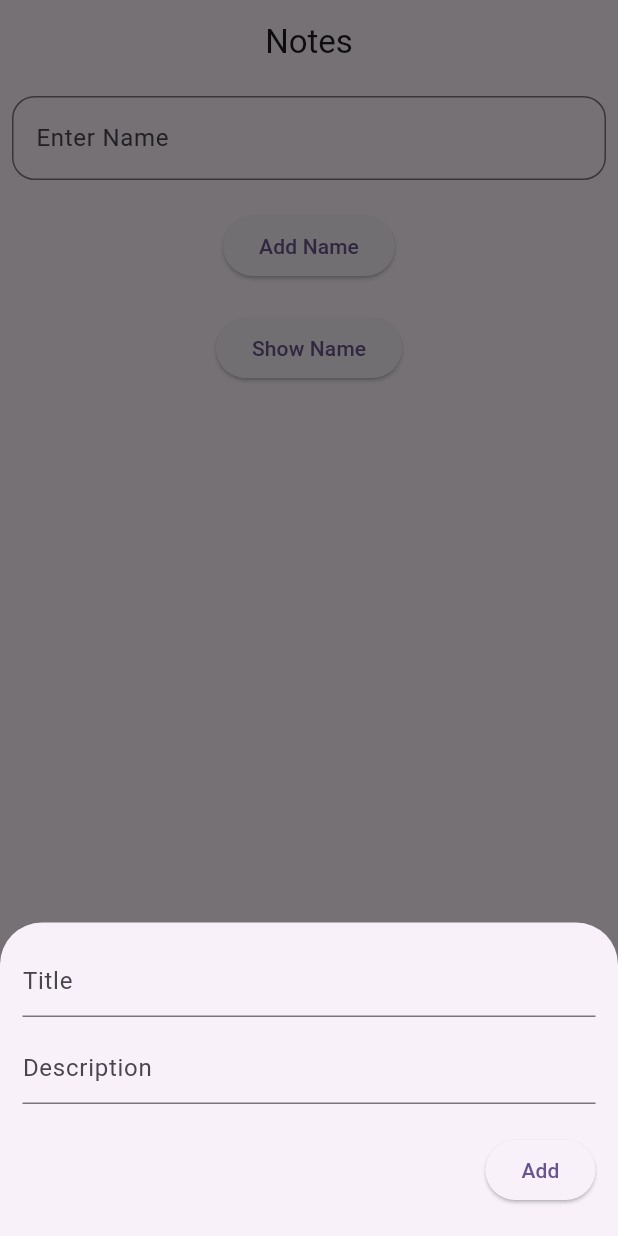
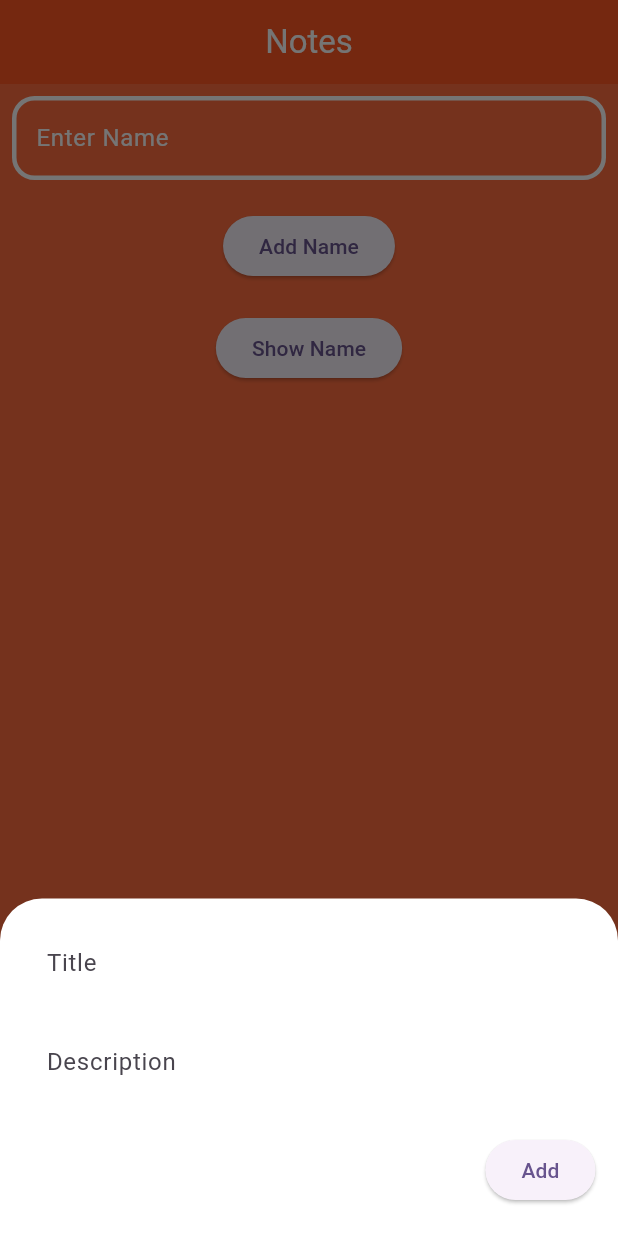
Before and after one commit to JImaruf/Hive_flutter, a Flutter app: the screen it shows after launch, after a tap on the "add" icon, on a phone screen of 412 x 824 dp. Run offline on Flutter 3.47's test engine with Material 3 defaults, Android fonts, the phone set to English and light mode, and no system bars; our stand-ins replace get, hive, hive_flutter; accounts and stored records are empty.

Commit message:
2nd commit

```diff
--- a/lib/pages/home_page.dart
+++ b/lib/pages/home_page.dart
@@ -1,3 +1,5 @@
+
+
 
 
 import 'package:flutter/material.dart';
@@ -7,11 +9,19 @@ class HomePage extends StatefulWidget {
 
    HomePage({super.key});
 
+
   @override
   State<HomePage> createState() => _HomePageState();
 }
 
 class _HomePageState extends State<HomePage> {
+  @override
+  void initState() {
+    _refreshNotes();
+    // TODO: implement initState
+    super.initState();
+  }
+
   String _name = "";
   List<Map<String,dynamic>>  _notesListss = [];
   final _noteslist = Hive.box('noteslist');
@@ -23,22 +33,39 @@ class _HomePageState extends State<HomePage> {
   @override
   Widget build(BuildContext context) {
     return Scaffold(
+      backgroundColor: Colors.deepOrangeAccent,
       appBar: AppBar(
-        title: Text("Notes"),
+        title: Text("Notes",style: TextStyle(color: Colors.white ),),
         centerTitle: true,
+        backgroundColor: Colors.deepOrange,
       ),
-      body: Padding(
+      body: SingleChildScrollView(
+        scrollDirection: Axis.vertical,
+        child: Padding(
           padding: const EdgeInsets.all(8.0),
           child: Column(
             children: [
              TextField(
+
                controller: _nameController,
+
                decoration: InputDecoration(
+                 enabledBorder: OutlineInputBorder(
+                     borderRadius: BorderRadius.circular(15),
+                     borderSide: BorderSide(width: 3,color: Colors.white)
+                 ),
+                   focusedBorder: OutlineInputBorder(
+                       borderRadius: BorderRadius.circular(15),
+                       borderSide: BorderSide(width: 3,color: Colors.white)
+                   ),
                  border: OutlineInputBorder(
-                 borderRadius: BorderRadius.circular(15)
+
+                   borderRadius: BorderRadius.circular(15),
+                   borderSide: BorderSide(width: 3,color: Colors.white)
 
                  ),
-               hintText: 'Enter Name'
+                 hintText: 'Enter Name',
+                 hintStyle: TextStyle(color: Colors.white)
                ),
              ),
               SizedBox(height: 20,),
@@ -56,12 +83,56 @@ class _HomePageState extends State<HomePage> {
                setState(() {
 
                });
-
-
               }, child: Text("Show Name")),
               SizedBox(height: 20,),
-            Text(''+_name),
+              Text(''+_name,style: TextStyle(color: Colors.white,fontWeight: FontWeight.bold,fontSize: 18),),
+              ListView.builder(
+                shrinkWrap: true,
+                itemCount: _notesListss.length,
+                itemBuilder: (context, index) {
+                  if(_notesListss.isNotEmpty)
+                    {
+                      return Card(
+                        color: Colors.blue,
+                        elevation: 5,
+
+                        child: ListTile(
+                          title: Text(_notesListss[index]['title'],style: TextStyle(color: Colors.white,fontWeight: FontWeight.bold),),
+                          subtitle: Text(_notesListss[index]['description'],style: TextStyle(color: Colors.white)),
+                          trailing:Row(
+                            mainAxisSize: MainAxisSize.min,
+                            children: [
+                              IconButton(onPressed: (){
+                                // var update = {'title':"maruf",'description':"hello"};
+                                //_noteslist.put(_notesListss[index]['key'], update);
+                                _showForm(context, _notesListss[index]['key'].toInt());
+                                // _noteslist.put(_notesListss[index]['key']["title"], "Asif");
+                                // _noteslist.put(_notesListss[index]['key']["description"], "who are you?");
+                                // _refreshNotes();
+                                // setState(() {
+                                //
+                                // });
+                              }, icon: Icon(Icons.edit,color: Colors.yellowAccent,)),
+                              IconButton(icon:Icon(Icons.delete,color: Colors.white,),
+                                onPressed: (){
+                                  _noteslist.delete(_notesListss[index]["key"]);
+                                  _refreshNotes();
+                                  setState(() {
+
+                                  });
+                                },),
                             ],
+                          )
+                        ),
+                      );
+                    }
+                  else
+                    return Text("Nothing");
+
+              },)
+
+            ],
+          ),
         ),
       ),
       floatingActionButton: FloatingActionButton(onPressed: () async {
@@ -77,7 +148,16 @@ class _HomePageState extends State<HomePage> {
 
   void _showForm(BuildContext cntxt ,int? itemKey)
   {
+
+    if(itemKey!=null)
+      {
+        final existingNote = _notesListss.firstWhere((element) => element['key']==itemKey);
+        _titeController.text=existingNote['title'];
+        _description.text=existingNote['description'];
+      }
     showModalBottomSheet(context: cntxt,
+      backgroundColor: Colors.white,
+
       elevation: 5,
       isScrollControlled: true,
 
@@ -95,24 +175,61 @@ class _HomePageState extends State<HomePage> {
           children: [
              TextField(
                controller: _titeController,
-                 decoration: const InputDecoration(
+               decoration: InputDecoration(
+                 enabledBorder: OutlineInputBorder(
+                     borderRadius: BorderRadius.circular(15),
+                     borderSide: BorderSide(width: 3,color: Colors.white)
+                 ),
+                 focusedBorder: OutlineInputBorder(
+                     borderRadius: BorderRadius.circular(15),
+                     borderSide: BorderSide(width: 3,color: Colors.white)
+                 ),
+                 border: OutlineInputBorder(
+
+                     borderRadius: BorderRadius.circular(15),
+                     borderSide: BorderSide(width: 3,color: Colors.white)
+
+                 ),
                    hintText: 'Title',
                  ),
              ),
             SizedBox(height: 10,),
             TextField(
               controller: _description,
-              decoration: const InputDecoration(
+              decoration: InputDecoration(
+                enabledBorder: OutlineInputBorder(
+                    borderRadius: BorderRadius.circular(15),
+                    borderSide: BorderSide(width: 3,color: Colors.white)
+                ),
+                focusedBorder: OutlineInputBorder(
+                    borderRadius: BorderRadius.circular(15),
+                    borderSide: BorderSide(width: 3,color: Colors.white)
+                ),
+                border: OutlineInputBorder(
+
+                    borderRadius: BorderRadius.circular(15),
+                    borderSide: BorderSide(width: 3,color: Colors.white)
+
+                ),
                 hintText: 'Description',
               ),
             ),
             SizedBox(height: 20,),
             ElevatedButton(onPressed: (){
+
+              if(itemKey==null)
+                {
+
                   _createNote({
-                'name': _titeController.text.toString(),
+                    'title': _titeController.text.toString(),
                     'description': _description.text.toString()
 
                   });
+                }
+              if(itemKey!=null)
+                {
+                  _updateNote(itemKey, {'title':_titeController.text.trim(),'description':_description.text.trim()});
+                }
               _titeController.text='';
               _description.text='';
               Navigator.of(context).pop();
@@ -131,6 +248,30 @@ class _HomePageState extends State<HomePage> {
   Future<void> _createNote(Map<String,dynamic> newItem)async {
     await _noteslist.add(newItem);
 
-    print(_noteslist.length);
+    print("notes amount :"+_noteslist.length.toString());
+    _refreshNotes();
+    print("list length: "+_notesListss.length.toString());
   }
+  void _refreshNotes(){
+    final data = _noteslist.keys.map((key) {
+      final noteItem = _noteslist.get(key);
+      return {"key":key,"title":noteItem["title"],"description":noteItem["description"]};
+    }).toList();
+    _notesListss = data.reversed.toList();
+    setState(() {
+
+    });
 }
+
+Future<void> _updateNote(int? Itemkey,Map<String,dynamic> noteItem)
+async {
+    await _noteslist.put(Itemkey, noteItem);
+    _refreshNotes();
+    setState(() {
+
+    });
+
+}
+
+
+}
```
Lines whose indentation alone changed are shown as unchanged.
